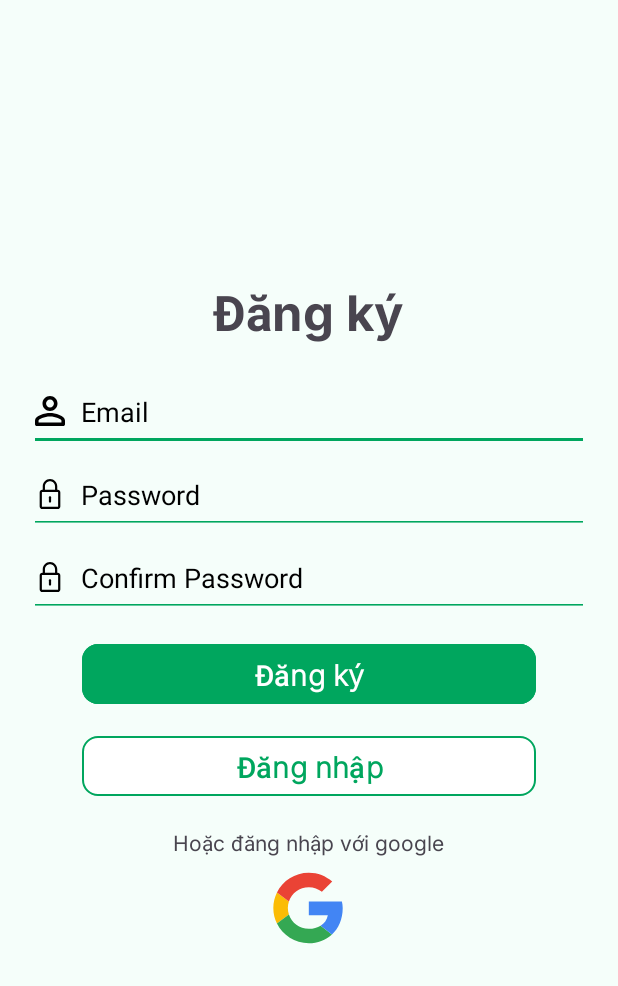
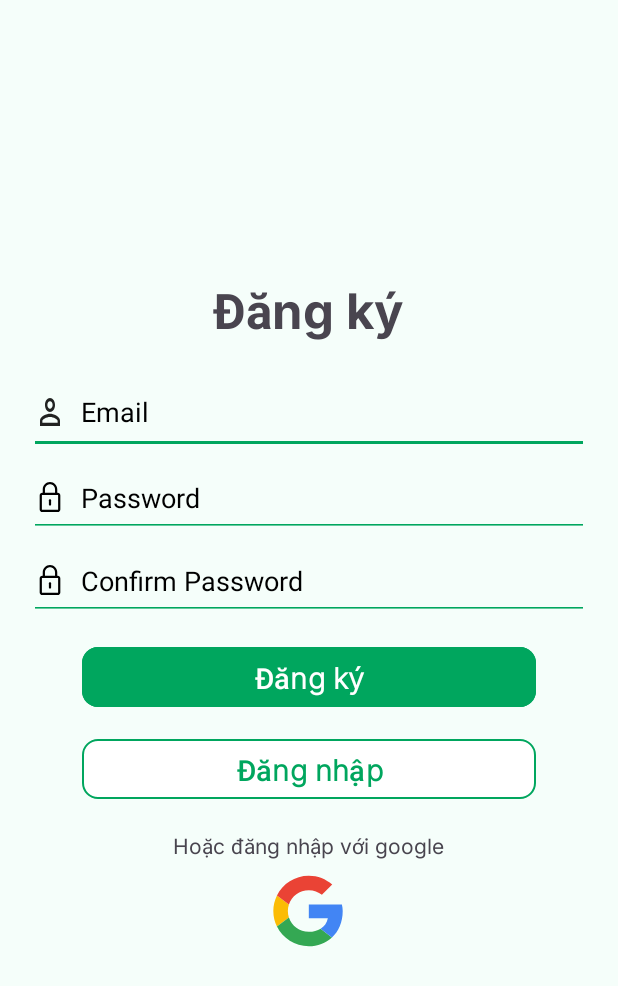
Before and after one commit to VanhMobile/Saller-App, an Android app: the SignUpActivity screen opened directly, with no data from a screen before it, on a phone screen of 412 x 824 dp. Shown: the top 986 px of the screen. Run offline under Robolectric (Android 15) with nearby library versions, the phone set to English and light mode, and no system bars; our stand-ins replace sdp/ssp sizes.

Commit message:
updata layout login and signup

```diff
--- /dev/null
+++ b/app/src/main/res/drawable/icon_person_outline.xml
@@ -0,0 +1,11 @@
+<vector xmlns:android="http://schemas.android.com/apk/res/android"
+    android:width="20dp"
+    android:height="28dp"
+    android:alpha="0.87"
+    android:tint="#000000"
+    android:viewportWidth="24"
+    android:viewportHeight="24">
+    <path
+        android:fillColor="@android:color/white"
+        android:pathData="M12,5.9c1.16,0 2.1,0.94 2.1,2.1s-0.94,2.1 -2.1,2.1S9.9,9.16 9.9,8s0.94,-2.1 2.1,-2.1m0,9c2.97,0 6.1,1.46 6.1,2.1v1.1L5.9,18.1L5.9,17c0,-0.64 3.13,-2.1 6.1,-2.1M12,4C9.79,4 8,5.79 8,8s1.79,4 4,4 4,-1.79 4,-4 -1.79,-4 -4,-4zM12,13c-2.67,0 -8,1.34 -8,4v3h16v-3c0,-2.66 -5.33,-4 -8,-4z" />
+</vector>
--- a/app/src/main/res/drawable/icon_user.xml
+++ b/app/src/main/res/drawable/icon_user.xml
@@ -4,9 +4,9 @@
     android:viewportWidth="16"
     android:viewportHeight="16">
     <path
-        android:fillColor="#000000"
+        android:fillColor="#1C1C1C"
         android:fillType="evenOdd"
         android:pathData="M8,1.9C9.16,1.9 10.1,2.84 10.1,4C10.1,5.16 9.16,6.1 8,6.1C6.84,6.1 5.9,5.16 5.9,4C5.9,2.84 6.84,1.9 8,1.9ZM8,10.9C10.97,10.9 14.1,12.36 14.1,13L14.1,14.1L1.9,14.1L1.9,13C1.9,12.36 5.03,10.9 8,10.9ZM8,0C5.79,0 4,1.79 4,4C4,6.21 5.79,8 8,8C10.21,8 12,6.21 12,4C12,1.79 10.21,0 8,0ZM8,9C5.33,9 0,10.34 0,13L0,15C0,15.55 0.45,16 1,16L15,16C15.55,16 16,15.55 16,15L16,13C16,10.34 10.67,9 8,9Z"
-        android:strokeWidth="1"
+        android:strokeWidth="0.5"
         android:strokeColor="#00000000" />
 </vector>
--- a/app/src/main/res/layout/activity_login.xml
+++ b/app/src/main/res/layout/activity_login.xml
@@ -23,7 +23,7 @@
         android:backgroundTint="@color/line"
         android:hint="@string/til_email"
         android:textColorHint="@color/black"
-        android:drawableStart="@drawable/icon_user"
+        android:drawableStart="@drawable/icon_person_outline"
         android:drawablePadding="@dimen/_8sdp"
         android:paddingBottom="@dimen/_11sdp"
         android:layout_width="match_parent"
--- a/app/src/main/res/layout/activity_sign_up.xml
+++ b/app/src/main/res/layout/activity_sign_up.xml
@@ -24,7 +24,7 @@
         android:backgroundTint="@color/line"
         android:hint="@string/til_email"
         android:textColorHint="@color/black"
-        android:drawableStart="@drawable/icon_user"
+        android:drawableStart="@drawable/icon_person_outline"
         android:drawablePadding="@dimen/_8sdp"
         android:paddingBottom="@dimen/_11sdp"
         android:layout_width="match_parent"
```
Also changed, not shown: app/src/main/res/drawable/icon_person.xml (deleted, +0 -13 lines).
